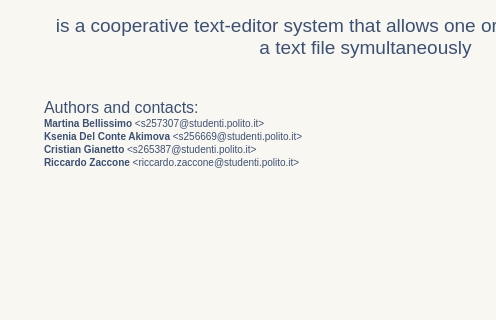
RickZack/Symposium, file GUI/SymposiumGui/about.ui: the form before one commit; both pictures show x 0 to 496 and y 0 to 320 of the 726 by 534 pixel window.
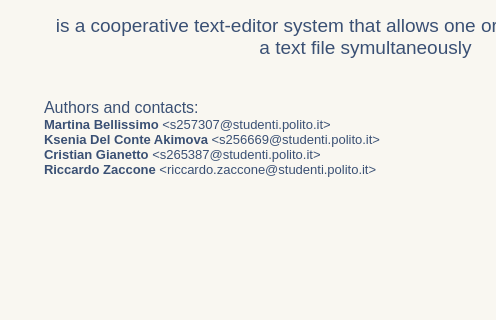
The form after the commit. Icons and pictures are not drawn.

What changed in the file:
```diff
--- a/GUI/SymposiumGui/about.ui
+++ b/GUI/SymposiumGui/about.ui
@@ -58,7 +58,7 @@
      <x>40</x>
      <y>10</y>
      <width>651</width>
-     <height>421</height>
+     <height>441</height>
     </rect>
    </property>
    <property name="styleSheet">
@@ -77,10 +77,10 @@
 &lt;p align=&quot;center&quot; style=&quot;-qt-paragraph-type:empty; margin-top:0px; margin-bottom:0px; margin-left:0px; margin-right:0px; -qt-block-indent:0; text-indent:0px; font-family:'MS Shell Dlg 2'; font-size:7.8pt;&quot;&gt;&lt;br /&gt;&lt;/p&gt;
 &lt;p align=&quot;center&quot; style=&quot;-qt-paragraph-type:empty; margin-top:0px; margin-bottom:0px; margin-left:0px; margin-right:0px; -qt-block-indent:0; text-indent:0px; font-family:'MS Shell Dlg 2'; font-size:7.8pt;&quot;&gt;&lt;br /&gt;&lt;/p&gt;
 &lt;p style=&quot; margin-top:0px; margin-bottom:0px; margin-left:0px; margin-right:0px; -qt-block-indent:0; text-indent:0px;&quot;&gt;&lt;span style=&quot; font-family:'MS Shell Dlg 2'; font-size:12pt;&quot;&gt;Authors and contacts:&lt;/span&gt;&lt;/p&gt;
-&lt;p style=&quot; margin-top:0px; margin-bottom:0px; margin-left:0px; margin-right:0px; -qt-block-indent:0; text-indent:0px;&quot;&gt;&lt;span style=&quot; font-family:'MS Shell Dlg 2'; font-size:7.8pt; font-weight:600;&quot;&gt;Martina Bellissimo &lt;/span&gt;&lt;span style=&quot; font-family:'MS Shell Dlg 2'; font-size:7.8pt;&quot;&gt;&amp;lt;s257307@studenti.polito.it&amp;gt;&lt;/span&gt;&lt;/p&gt;
-&lt;p style=&quot; margin-top:0px; margin-bottom:0px; margin-left:0px; margin-right:0px; -qt-block-indent:0; text-indent:0px;&quot;&gt;&lt;span style=&quot; font-family:'MS Shell Dlg 2'; font-size:7.8pt; font-weight:600;&quot;&gt;Ksenia Del Conte Akimova&lt;/span&gt;&lt;span style=&quot; font-family:'MS Shell Dlg 2'; font-size:7.8pt;&quot;&gt; &amp;lt;s256669@studenti.polito.it&amp;gt;&lt;/span&gt;&lt;/p&gt;
-&lt;p style=&quot; margin-top:0px; margin-bottom:0px; margin-left:0px; margin-right:0px; -qt-block-indent:0; text-indent:0px;&quot;&gt;&lt;span style=&quot; font-family:'MS Shell Dlg 2'; font-size:7.8pt; font-weight:600;&quot;&gt;Cristian Gianetto&lt;/span&gt;&lt;span style=&quot; font-family:'MS Shell Dlg 2'; font-size:7.8pt;&quot;&gt; &amp;lt;s265387@studenti.polito.it&amp;gt;&lt;/span&gt;&lt;/p&gt;
-&lt;p style=&quot; margin-top:0px; margin-bottom:0px; margin-left:0px; margin-right:0px; -qt-block-indent:0; text-indent:0px;&quot;&gt;&lt;span style=&quot; font-family:'MS Shell Dlg 2'; font-size:7.8pt; font-weight:600;&quot;&gt;Riccardo Zaccone&lt;/span&gt;&lt;span style=&quot; font-family:'MS Shell Dlg 2'; font-size:7.8pt;&quot;&gt; &amp;lt;riccardo.zaccone@studenti.polito.it&amp;gt;&lt;/span&gt;&lt;/p&gt;&lt;/body&gt;&lt;/html&gt;</string>
+&lt;p style=&quot; margin-top:0px; margin-bottom:0px; margin-left:0px; margin-right:0px; -qt-block-indent:0; text-indent:0px;&quot;&gt;&lt;span style=&quot; font-family:'MS Shell Dlg 2'; font-size:10pt; font-weight:600;&quot;&gt;Martina Bellissimo &lt;/span&gt;&lt;span style=&quot; font-family:'MS Shell Dlg 2'; font-size:10pt;&quot;&gt;&amp;lt;s257307@studenti.polito.it&amp;gt;&lt;/span&gt;&lt;/p&gt;
+&lt;p style=&quot; margin-top:0px; margin-bottom:0px; margin-left:0px; margin-right:0px; -qt-block-indent:0; text-indent:0px;&quot;&gt;&lt;span style=&quot; font-family:'MS Shell Dlg 2'; font-size:10pt; font-weight:600;&quot;&gt;Ksenia Del Conte Akimova&lt;/span&gt;&lt;span style=&quot; font-family:'MS Shell Dlg 2'; font-size:10pt;&quot;&gt; &amp;lt;s256669@studenti.polito.it&amp;gt;&lt;/span&gt;&lt;/p&gt;
+&lt;p style=&quot; margin-top:0px; margin-bottom:0px; margin-left:0px; margin-right:0px; -qt-block-indent:0; text-indent:0px;&quot;&gt;&lt;span style=&quot; font-family:'MS Shell Dlg 2'; font-size:10pt; font-weight:600;&quot;&gt;Cristian Gianetto&lt;/span&gt;&lt;span style=&quot; font-family:'MS Shell Dlg 2'; font-size:10pt;&quot;&gt; &amp;lt;s265387@studenti.polito.it&amp;gt;&lt;/span&gt;&lt;/p&gt;
+&lt;p style=&quot; margin-top:0px; margin-bottom:0px; margin-left:0px; margin-right:0px; -qt-block-indent:0; text-indent:0px;&quot;&gt;&lt;span style=&quot; font-family:'MS Shell Dlg 2'; font-size:10pt; font-weight:600;&quot;&gt;Riccardo Zaccone&lt;/span&gt;&lt;span style=&quot; font-family:'MS Shell Dlg 2'; font-size:10pt;&quot;&gt; &amp;lt;riccardo.zaccone@studenti.polito.it&amp;gt;&lt;/span&gt;&lt;/p&gt;&lt;/body&gt;&lt;/html&gt;</string>
    </property>
   </widget>
  </widget>
```
